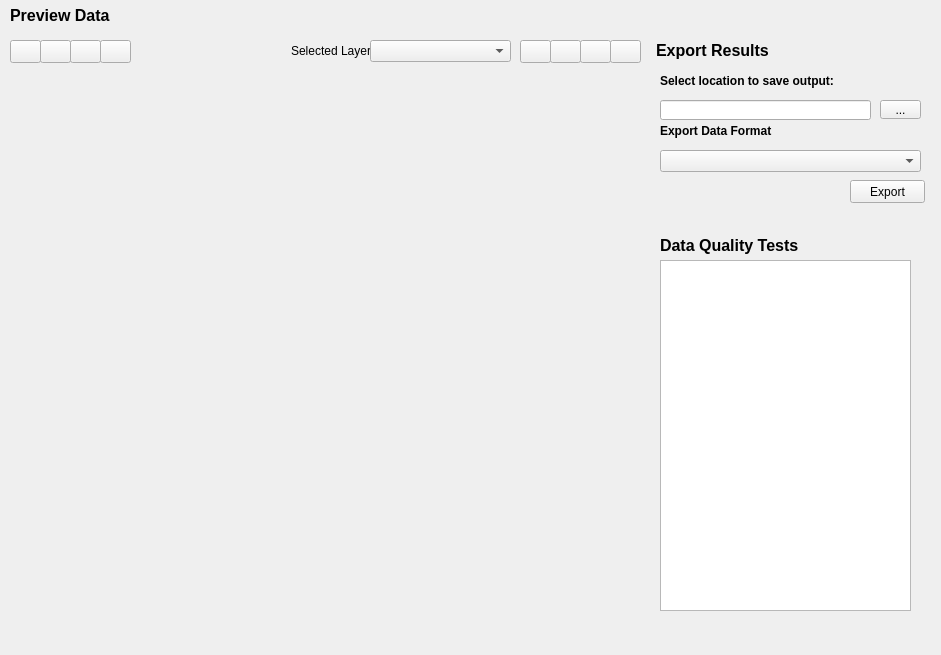
Above: qt/wdg_result.ui from gem/sidd before the change. Below: the same form after it.
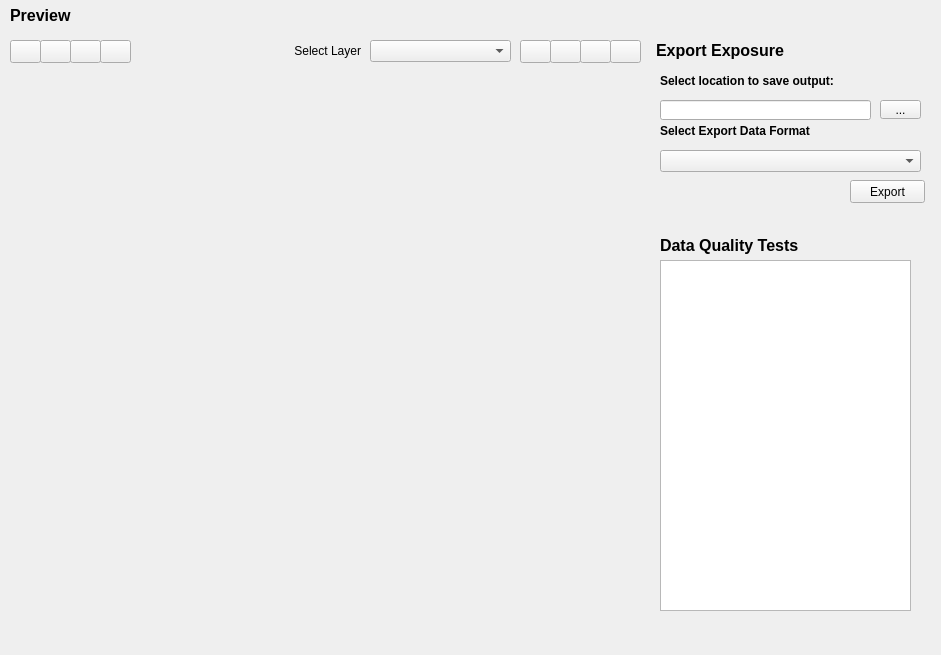
That is the form after the change. Icons and pictures are not drawn.

Commit message: updates - created new sets of operators *ToGrid   ZoneToGrid: create grids from zone with building count   FootprintZoneToGrid: create grid from footprint and zone. if zone has building count > footprint count,                        additional building count in zone is distributed out according to area                        (leftover from total-footprint area) - added test cases - deprecated following operators   GridWriter, GridFromRegionWriter, ExposureGeometryWriter, FootprintAggregator, ZoneGridMerger, ZoneFootprintMerger   will delete in next commit along with their test cases

```diff
--- a/qt/wdg_result.ui
+++ b/qt/wdg_result.ui
@@ -84,7 +84,7 @@
      </font>
     </property>
     <property name="text">
-     <string>Export Results</string>
+     <string>Export Exposure</string>
     </property>
    </widget>
    <widget class="QPushButton" name="btn_export">
@@ -126,7 +126,7 @@
      </font>
     </property>
     <property name="text">
-     <string>Export Data Format</string>
+     <string>Select Export Data Format</string>
     </property>
    </widget>
   </widget>
@@ -200,12 +200,12 @@
       <rect>
        <x>0</x>
        <y>0</y>
-       <width>181</width>
+       <width>171</width>
        <height>21</height>
       </rect>
      </property>
      <property name="text">
-      <string>Selected Layer</string>
+      <string>Select Layer</string>
      </property>
      <property name="alignment">
       <set>Qt::AlignRight|Qt::AlignTrailing|Qt::AlignVCenter</set>
@@ -404,7 +404,7 @@
     </font>
    </property>
    <property name="text">
-    <string>Preview Data</string>
+    <string>Preview</string>
    </property>
   </widget>
  </widget>
```
Left out of the diff: 4 changed lines with no effect on the pictures. The commit also changes 75 other files.
